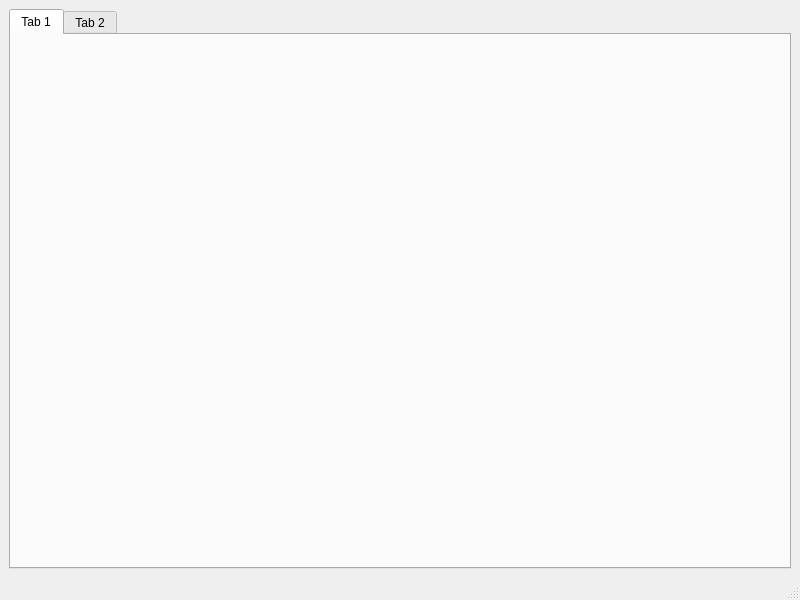
Qt form coachmainwindow.ui (esauvage/coach) before a commit.
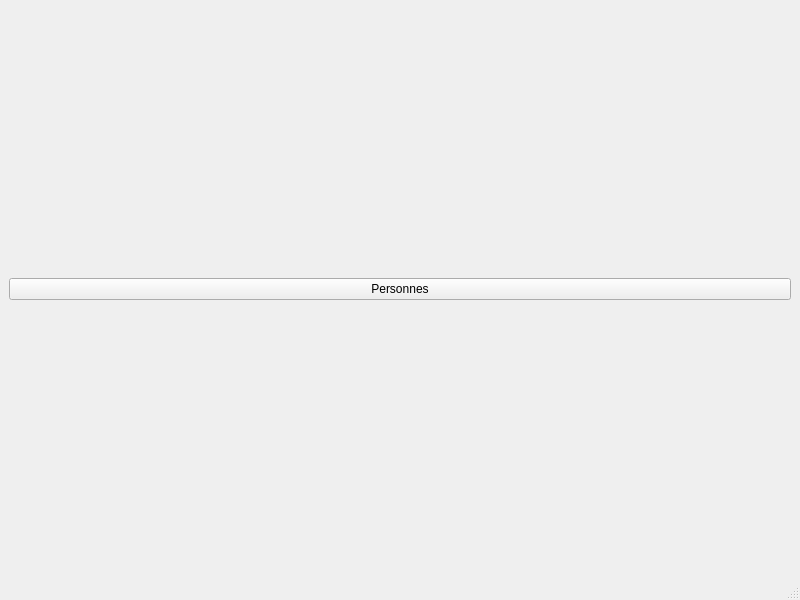
The same form after that commit.

Diff of the .ui file:
```diff
--- a/coachmainwindow.ui
+++ b/coachmainwindow.ui
@@ -16,17 +16,10 @@
   <widget class="QWidget" name="centralwidget">
    <layout class="QGridLayout" name="gridLayout">
     <item row="0" column="0">
-     <widget class="QTabWidget" name="tabWidget">
-      <widget class="QWidget" name="tab">
-       <attribute name="title">
-        <string>Tab 1</string>
-       </attribute>
-      </widget>
-      <widget class="QWidget" name="tab_2">
-       <attribute name="title">
-        <string>Tab 2</string>
-       </attribute>
-      </widget>
+     <widget class="QPushButton" name="pushButton">
+      <property name="text">
+       <string>Personnes</string>
+      </property>
      </widget>
     </item>
    </layout>
```
